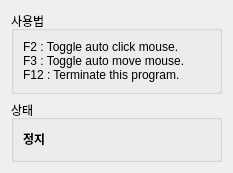
This is MainDlg.ui in leespring894/auto-mouse-click as Qt 5 draws it before an edit. The edited form follows.
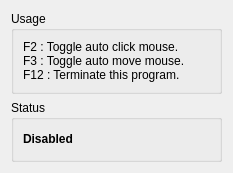
This is the edited form.

Commit message: Add version. Change the console program to behave like a GUI program.

```diff
--- a/MainDlg.ui
+++ b/MainDlg.ui
@@ -17,7 +17,7 @@
    <item>
     <widget class="QGroupBox" name="groupBox">
      <property name="title">
-      <string>사용법</string>
+      <string>Usage</string>
      </property>
      <layout class="QVBoxLayout" name="verticalLayout">
       <item>
@@ -35,13 +35,13 @@
    <item>
     <widget class="QGroupBox" name="groupBox_2">
      <property name="title">
-      <string>상태</string>
+      <string>Status</string>
      </property>
      <layout class="QVBoxLayout" name="verticalLayout_2">
       <item>
        <widget class="QLabel" name="labelStatus">
         <property name="text">
-         <string>&lt;B&gt;정지&lt;/B&gt;</string>
+         <string>&lt;B&gt;Disabled&lt;/B&gt;</string>
         </property>
        </widget>
       </item>
```
Left out of the diff: 2 changed lines with no effect on the pictures. The commit also changes 4 other files.
